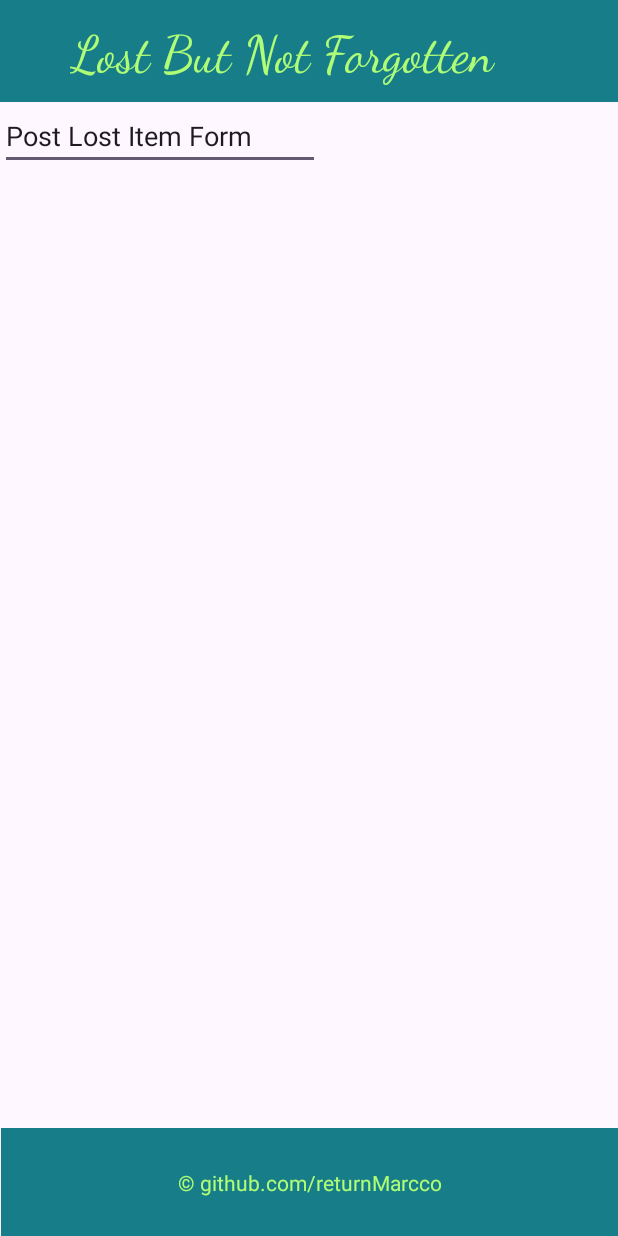
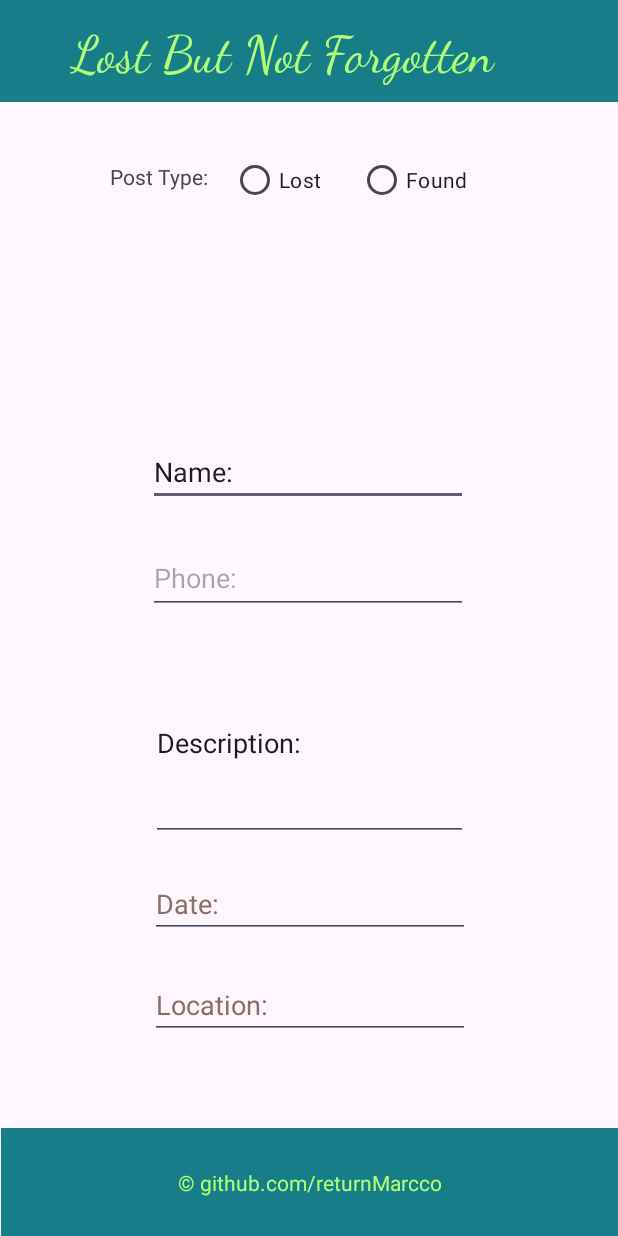
Before and after one commit to returnMarcco/lost-and-found-app-android, an Android app: the PostLostItemFormActivity screen opened directly, with no data from a screen before it, on a phone screen of 412 x 824 dp. Run offline under Robolectric (Android 15) with nearby library versions, the phone set to English and light mode, and no system bars.

Commit message:
create `post lost or found item` layout

```diff
--- a/app/src/main/res/layout/activity_post_lost_item_form.xml
+++ b/app/src/main/res/layout/activity_post_lost_item_form.xml
@@ -54,15 +54,117 @@
         app:layout_constraintTop_toTopOf="@+id/idFooterView"
         tools:ignore="TextContrastCheck" />
 
-    <EditText
-        android:id="@+id/editTextText"
+    <RadioButton
+        android:id="@+id/idLostRadioBtn"
         android:layout_width="wrap_content"
         android:layout_height="wrap_content"
+        android:layout_marginTop="28dp"
+        android:layout_marginEnd="24dp"
+        android:text="@string/lost"
+        app:layout_constraintEnd_toStartOf="@+id/idFoundRadioBtn"
+        app:layout_constraintTop_toBottomOf="@+id/idHeaderView" />
+
+    <RadioButton
+        android:id="@+id/idFoundRadioBtn"
+        android:layout_width="wrap_content"
+        android:layout_height="wrap_content"
+        android:layout_marginTop="28dp"
+        android:layout_marginEnd="100dp"
+        android:text="@string/found"
+        app:layout_constraintEnd_toEndOf="parent"
+        app:layout_constraintTop_toBottomOf="@+id/idHeaderView" />
+
+    <TextView
+        android:id="@+id/textView3"
+        android:layout_width="wrap_content"
+        android:layout_height="wrap_content"
+        android:layout_marginTop="40dp"
+        android:text="@string/post_type"
+        app:layout_constraintEnd_toStartOf="@+id/idLostRadioBtn"
+        app:layout_constraintHorizontal_bias="0.835"
+        app:layout_constraintStart_toStartOf="parent"
+        app:layout_constraintTop_toBottomOf="@+id/idHeaderView" />
+
+    <EditText
+        android:id="@+id/idNameInput"
+        android:layout_width="wrap_content"
+        android:layout_height="wrap_content"
+        android:layout_marginStart="100dp"
+        android:layout_marginEnd="101dp"
+        android:layout_marginBottom="24dp"
         android:ems="10"
         android:inputType="text"
-        android:text="@string/post_lost_item_form"
+        android:text="@string/name"
+        app:layout_constraintBottom_toTopOf="@+id/editTextPhone"
+        app:layout_constraintEnd_toEndOf="parent"
         app:layout_constraintStart_toStartOf="parent"
-        app:layout_constraintTop_toBottomOf="@+id/idHeaderView"
-        tools:ignore="Autofill,LabelFor,TouchTargetSizeCheck" />
+        tools:ignore="LabelFor,TouchTargetSizeCheck"
+        android:importantForAutofill="no" />
+
+    <EditText
+        android:id="@+id/editTextPhone"
+        android:layout_width="wrap_content"
+        android:layout_height="wrap_content"
+        android:layout_marginStart="100dp"
+        android:layout_marginEnd="101dp"
+        android:layout_marginBottom="21dp"
+        android:ems="10"
+        android:hint="@string/phone"
+        android:inputType="phone"
+        android:minHeight="48dp"
+        app:layout_constraintBottom_toTopOf="@+id/editTextText3"
+        app:layout_constraintEnd_toEndOf="parent"
+        app:layout_constraintStart_toStartOf="parent"
+        android:autofillHints="" />
+
+    <EditText
+        android:id="@+id/editTextText3"
+        android:layout_width="211dp"
+        android:layout_height="130dp"
+        android:layout_marginStart="100dp"
+        android:layout_marginEnd="100dp"
+        android:layout_marginBottom="19dp"
+        android:ems="10"
+        android:hint="@string/description"
+        android:inputType="text"
+        android:text="@string/item_description"
+        app:layout_constraintBottom_toTopOf="@+id/editTextDate"
+        app:layout_constraintEnd_toEndOf="parent"
+        app:layout_constraintStart_toStartOf="parent"
+        android:autofillHints="" />
+
+    <EditText
+        android:id="@+id/editTextDate"
+        android:layout_width="wrap_content"
+        android:layout_height="wrap_content"
+        android:layout_marginStart="101dp"
+        android:layout_marginEnd="100dp"
+        android:layout_marginBottom="22dp"
+        android:autofillHints=""
+        android:ems="10"
+        android:hint="@string/date"
+        android:inputType="date"
+        android:textColorHint="#8D6E63"
+        app:layout_constraintBottom_toTopOf="@+id/editTextTextPostalAddress"
+        app:layout_constraintEnd_toEndOf="parent"
+        app:layout_constraintStart_toStartOf="parent"
+        tools:ignore="TouchTargetSizeCheck" />
+
+    <EditText
+        android:id="@+id/editTextTextPostalAddress"
+        android:layout_width="wrap_content"
+        android:layout_height="wrap_content"
+        android:layout_marginStart="101dp"
+        android:layout_marginEnd="100dp"
+        android:layout_marginBottom="59dp"
+        android:autofillHints=""
+        android:ems="10"
+        android:hint="@string/location"
+        android:inputType="textPostalAddress"
+        android:textColorHint="#8D6E63"
+        app:layout_constraintBottom_toTopOf="@+id/idFooterView"
+        app:layout_constraintEnd_toEndOf="parent"
+        app:layout_constraintStart_toStartOf="parent"
+        tools:ignore="TouchTargetSizeCheck" />
 
 </androidx.constraintlayout.widget.ConstraintLayout>
--- a/app/src/main/res/values-night/strings.xml
+++ b/app/src/main/res/values-night/strings.xml
@@ -7,4 +7,13 @@
     <string name="see_all_lost_items">SeeAllLostItems</string>
     <string name="remove_found_item">Remove Found Item</string>
     <string name="post_lost_item_form">Post Lost Item Form</string>
+    <string name="lost">Lost</string>
+    <string name="found">Found</string>
+    <string name="post_type">Post Type:</string>
+    <string name="name">Name:</string>
+    <string name="phone">Phone:</string>
+    <string name="description">Description:</string>
+    <string name="item_description">Description:</string>
+    <string name="date">Date:</string>
+    <string name="location">Location:</string>
 </resources>
--- a/app/src/main/res/values/strings.xml
+++ b/app/src/main/res/values/strings.xml
@@ -7,4 +7,13 @@
     <string name="see_all_lost_items">See All Lost Items</string>
     <string name="remove_found_item">Remove Found Item</string>
     <string name="post_lost_item_form">Post Lost Item Form</string>
+    <string name="lost">Lost</string>
+    <string name="found">Found</string>
+    <string name="post_type">Post Type:</string>
+    <string name="name">Name:</string>
+    <string name="phone">Phone:</string>
+    <string name="description">Description:</string>
+    <string name="item_description">Description:</string>
+    <string name="date">Date:</string>
+    <string name="location">Location:</string>
 </resources>
```
